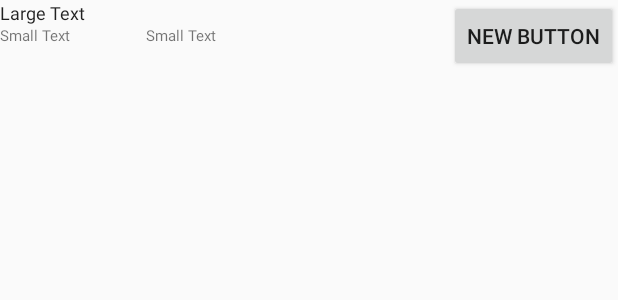
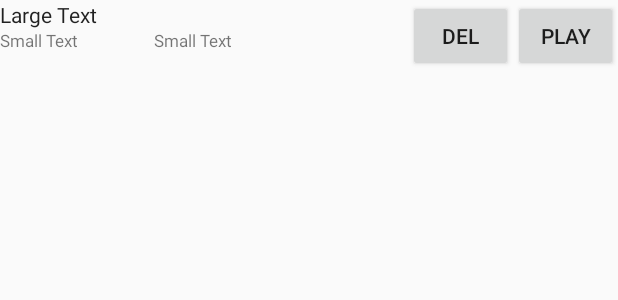
Before and after one commit to mahmoudelgamal1997/Record_it, an Android app: the layout playing_design.xml on its own in the app's theme, with its tools: preview values and no code run, on a phone screen of 412 x 824 dp. Shown: the top 300 px of the screen. Run offline under Robolectric (Android 15) with nearby library versions, the phone set to English and light mode, and no system bars.

Commit message:
adding play and delete buttons  in listview

```diff
--- a/app/src/main/java/com/example2017/android/recordit/MainActivity.java
+++ b/app/src/main/java/com/example2017/android/recordit/MainActivity.java
@@ -124,7 +124,7 @@ buttonStop.setOnClickListener(new View.OnClickListener() {
                     mediaPlayer.setDataSource(AudioSavePathInDevice);
 
                     mediaPlayer.prepare();
-                    Toast.makeText(getApplicationContext(),String.valueOf(mediaPlayer.getDuration()),Toast.LENGTH_LONG).show();
+                   // Toast.makeText(getApplicationContext(),String.valueOf(mediaPlayer.getDuration()),Toast.LENGTH_LONG).show();
 
                 } catch (IOException e) {
                     e.printStackTrace();
@@ -187,7 +187,9 @@ buttonStop.setOnClickListener(new View.OnClickListener() {
         if (!directory.exists()) {
             directory.mkdirs();
         }
+
         //return file Path
+
         return directory.getAbsolutePath();
     }
 
--- a/app/src/main/res/layout/playing_design.xml
+++ b/app/src/main/res/layout/playing_design.xml
@@ -9,29 +9,37 @@
         android:layout_height="wrap_content"
         android:textAppearance="?android:attr/textAppearanceLarge"
         android:text="Large Text"
-        android:textSize="12dp"
+        android:textSize="14dp"
         android:id="@+id/textView_name"
         android:layout_alignParentLeft="true"
         android:layout_alignParentStart="true"
         android:layout_alignParentTop="true"
-        android:layout_toLeftOf="@+id/button"
-        android:layout_toStartOf="@+id/button" />
+        android:layout_toLeftOf="@+id/but_play"
+        android:layout_toStartOf="@+id/but_play" />
 
     <Button
-        android:layout_width="wrap_content"
+        android:layout_width="70dp"
         android:layout_height="wrap_content"
-        android:text="New Button"
-        android:id="@+id/button"
+        android:text="play"
+        android:id="@+id/but_play"
         android:layout_alignParentTop="true"
         android:layout_alignParentRight="true"
         android:layout_alignParentEnd="true" />
 
+    <Button
+        android:layout_width="70dp"
+        android:layout_height="wrap_content"
+        android:text="del"
+        android:id="@+id/but_delete"
+        android:layout_toLeftOf="@+id/but_play"
+
+        />
     <TextView
         android:layout_width="wrap_content"
         android:layout_height="wrap_content"
         android:textAppearance="?android:attr/textAppearanceSmall"
         android:text="Small Text"
-        android:textSize="10dp"
+        android:textSize="11dp"
         android:id="@+id/textView_size"
         android:layout_below="@+id/textView_name"
         android:layout_alignParentLeft="true"
@@ -42,7 +50,7 @@
         android:layout_height="wrap_content"
         android:textAppearance="?android:attr/textAppearanceSmall"
         android:text="Small Text"
-        android:textSize="10dp"
+        android:textSize="11dp"
         android:id="@+id/textView_date"
         android:layout_below="@+id/textView_name"
         android:layout_toRightOf="@+id/textView_size"
```
Also changed, not shown: app/src/main/java/com/example2017/android/recordit/AudioList.java (+83 -25 lines).
